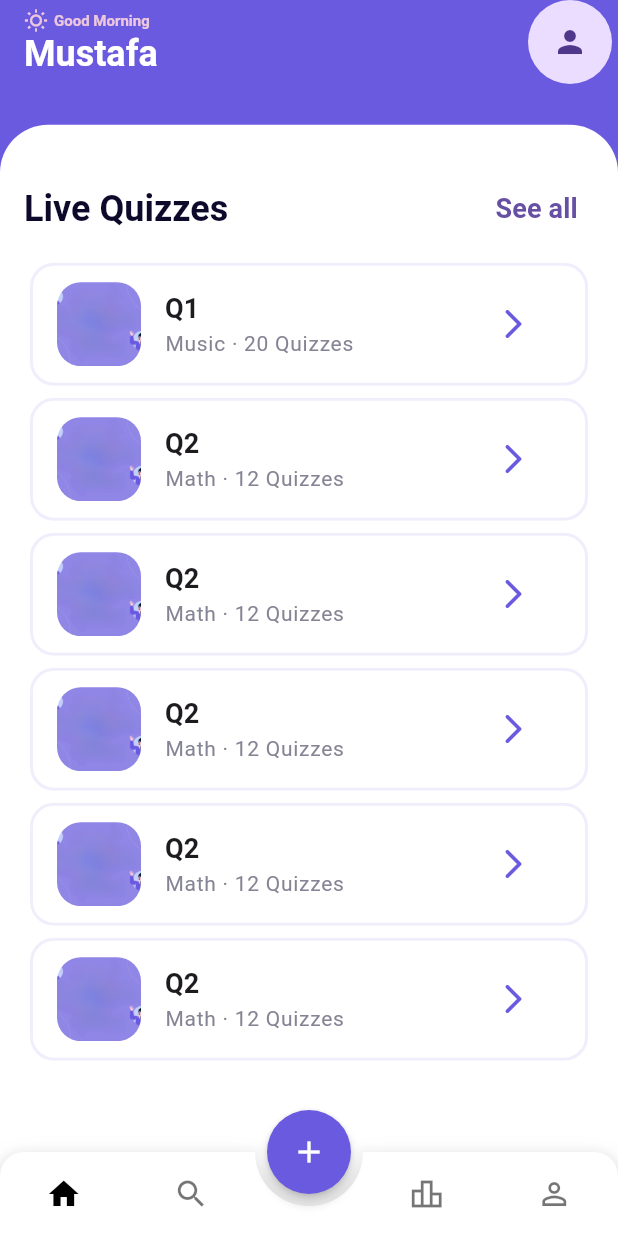
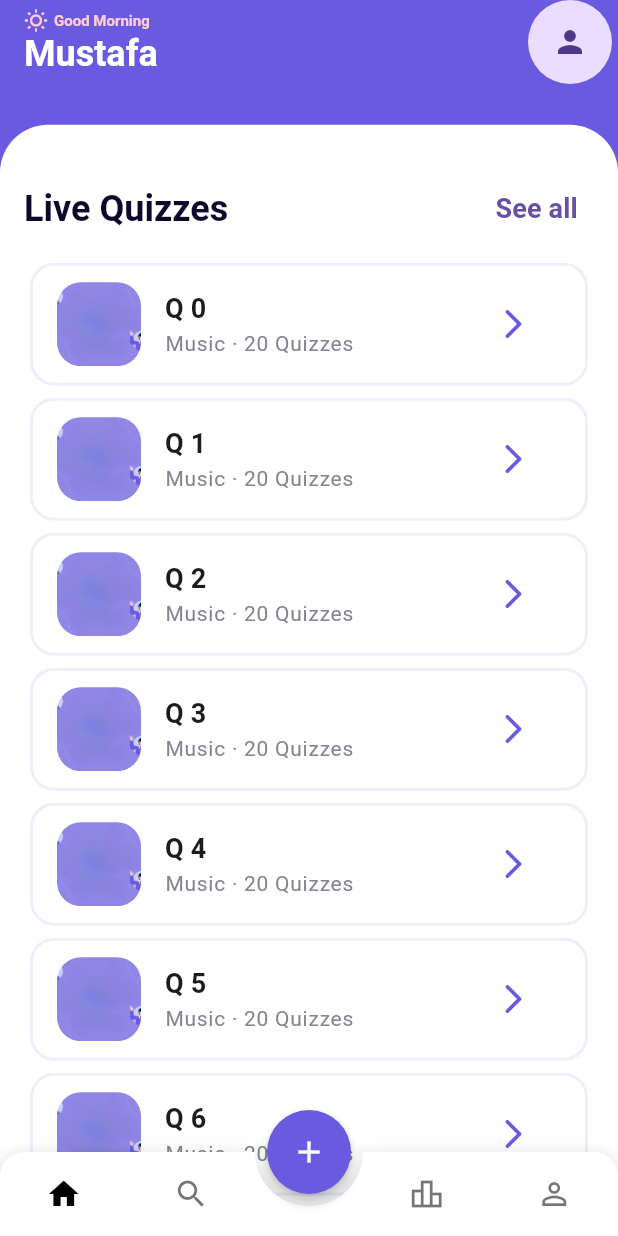
Before and after one commit to m-emrec/Quizzify, a Flutter app: the screen it shows once a user with an empty profile is signed in, scrolled down 460 dp, after a tap on "See all", on a phone screen of 412 x 824 dp. Run offline on Flutter 3.47's test engine with Material 3 defaults, Android fonts, the phone set to English and light mode, and no system bars; drawn by our look-alikes of animated_bottom_navigation_bar; our stand-ins replace bloc, cloud_firestore, email_validator, equatable, firebase_auth, firebase_core and 7 more; accounts and stored records are empty.

Commit message:
home refined

```diff
--- a/lib/features/main-view/presentation/widgets/friends_card.dart
+++ b/lib/features/main-view/presentation/widgets/friends_card.dart
@@ -19,8 +19,6 @@ class _FriendsCardState extends State<FriendsCard> {
   bool _isLoaded = true;
   // bool _noFriends = true;
 
-  /// TODO: Change the background image of the Card
-  ///  it there is friends remove human avatar pics from the background.
   @override
   Widget build(BuildContext context) {
     return _isLoaded ? _LoadedFriendsCard() : _LoadingFriendsCard();
@@ -34,7 +32,7 @@ class _LoadingFriendsCard extends StatelessWidget {
   Widget build(BuildContext context) {
     return ShimmerWidget(
       child: _BaseFriendsCard(
-        children: [],
+        child: SizedBox(),
       ),
     );
   }
@@ -52,12 +50,12 @@ class _LoadedFriendsCard extends StatelessWidget {
             image: AssetImage(ImgPath.friendsCardWithFriendsBgImg),
             fit: BoxFit.cover,
           ),
-          children: [
-            a(),
-            a(),
-            a(),
-            a(),
-          ],
+          child: ListView.builder(
+            itemCount: 10,
+            itemBuilder: (context, index) {
+              return a();
+            },
+          ),
         ),
 
         /// add friend button || Navigate to AddFriendPage
@@ -89,6 +87,7 @@ class _LoadedFriendsCard extends StatelessWidget {
   }
 }
 
+// ignore: unused_element
 class _NoFriendsCard extends StatelessWidget {
   final String _title = "FEATURED";
   final String _bodyText =
@@ -101,7 +100,8 @@ class _NoFriendsCard extends StatelessWidget {
         image: AssetImage(ImgPath.friendsCardBgImg),
         fit: BoxFit.fill,
       ),
-      children: [
+      child:
+          Column(mainAxisAlignment: MainAxisAlignment.spaceEvenly, children: [
         Expanded(
           child: Padding(
             padding: EdgeInsets.symmetric(horizontal: AppPaddings.bigPadding),
@@ -126,7 +126,7 @@ class _NoFriendsCard extends StatelessWidget {
             ),
           ),
         )
-      ],
+      ]),
     );
   }
 }
@@ -159,8 +159,8 @@ class _FindFriendsButton extends StatelessWidget {
 }
 
 class _BaseFriendsCard extends StatelessWidget {
-  const _BaseFriendsCard({required this.children, this.image});
-  final List<Widget> children;
+  const _BaseFriendsCard({required this.child, this.image});
+  final Widget child;
   final DecorationImage? image;
 
   @override
@@ -174,12 +174,7 @@ class _BaseFriendsCard extends StatelessWidget {
             image: image,
             // color: AppColors.scaffoldColor,
           ),
-          child: SingleChildScrollView(
-            child: Column(
-              mainAxisAlignment: MainAxisAlignment.spaceEvenly,
-              children: children,
-            ),
-          ),
+          child: child,
         ),
       ),
     );
--- a/lib/features/main-view/presentation/widgets/home_appbar.dart
+++ b/lib/features/main-view/presentation/widgets/home_appbar.dart
@@ -1,4 +1,5 @@
 import 'package:flutter/material.dart';
+import 'package:trivia/core/constants/app_color.dart';
 import 'package:trivia/core/extensions/empty_padding_extension.dart';
 import 'package:trivia/core/shared/widgets/custom_appbar.dart';
 import 'package:trivia/core/shared/widgets/shimmer_widget.dart';
@@ -47,17 +48,18 @@ class _LoadedHomeAppBar extends CustomAppBar {
             children: [
               const Icon(
                 Icons.wb_sunny_outlined,
-                color: Color(0xffECC7DD),
+                color: AppColors.recentQuizCardTileColor,
                 size: 16,
               ),
               4.pw,
               Text(
                 dayTimeText ?? "",
                 style: TextStyle(
-                  fontSize: 10,
-                  fontWeight: FontWeight.w600,
-                  color: Color(0xffECC7DD),
-                ),
+                    fontSize: 10,
+                    fontWeight: FontWeight.w600,
+                    color:
+                        AppColors.recentQuizCardTileColor //Color(0xffECC7DD),
+                    ),
               ),
             ],
           ),
--- a/lib/features/main-view/presentation/widgets/quizzes_sheet.dart
+++ b/lib/features/main-view/presentation/widgets/quizzes_sheet.dart
@@ -27,15 +27,17 @@ class _BaseQuizzesSheet extends StatelessWidget {
   const _BaseQuizzesSheet({
     // ignore: unused_element
     this.color = Colors.white,
-    required this.children,
+    required this.child,
     required this.isLoaded,
   });
   final Color color;
-  final List<Widget> children;
+  final Widget child;
   final bool isLoaded;
 
   void onPressed() {}
 
+  final String liveQuizzesTitleText = "Live Quizzes";
+  final String seeAllButtonText = "See all";
   @override
   Widget build(BuildContext context) {
     return Container(
@@ -56,23 +58,17 @@ class _BaseQuizzesSheet extends StatelessWidget {
               mainAxisAlignment: MainAxisAlignment.spaceBetween,
               children: [
                 Text(
-                  "Live Quizzes",
+                  liveQuizzesTitleText,
                   style: context.textTheme.titleLarge,
                 ),
                 TextButton(
                   onPressed: isLoaded ? onPressed : null,
-                  child: Text("See all"),
+                  child: Text(seeAllButtonText),
                 ),
               ],
             ),
             AppPaddings.smallPadding.ph,
-            Column(
-              mainAxisAlignment: MainAxisAlignment.spaceAround,
-              mainAxisSize: MainAxisSize.max,
-              children: [
-                ...children,
-              ],
-            ),
+            Expanded(child: child),
           ],
         ),
       ),
@@ -87,44 +83,17 @@ class _LoadedQuizzesSheet extends StatelessWidget {
   Widget build(BuildContext context) {
     return _BaseQuizzesSheet(
       isLoaded: true,
-      children: [
-        QuizListTile(
-          title: "Q1",
+      child: ListView.builder(
+        itemCount: 10,
+        itemBuilder: (context, index) {
+          return QuizListTile(
+            title: "Q $index",
             category: "Music",
             numberOfQuestions: "20",
             image: AssetImage(ImgPath.friendsCardBgImg),
+          );
+        },
       ),
-        QuizListTile(
-          title: "Q2",
-          category: "Math",
-          numberOfQuestions: "12",
-          image: AssetImage(ImgPath.friendsCardBgImg),
-        ),
-        QuizListTile(
-          title: "Q2",
-          category: "Math",
-          numberOfQuestions: "12",
-          image: AssetImage(ImgPath.friendsCardBgImg),
-        ),
-        QuizListTile(
-          title: "Q2",
-          category: "Math",
-          numberOfQuestions: "12",
-          image: AssetImage(ImgPath.friendsCardBgImg),
-        ),
-        QuizListTile(
-          title: "Q2",
-          category: "Math",
-          numberOfQuestions: "12",
-          image: AssetImage(ImgPath.friendsCardBgImg),
-        ),
-        QuizListTile(
-          title: "Q2",
-          category: "Math",
-          numberOfQuestions: "12",
-          image: AssetImage(ImgPath.friendsCardBgImg),
-        ),
-      ],
     );
   }
 }
@@ -136,15 +105,15 @@ class _LoadingQuizzesSheet extends StatelessWidget {
   Widget build(BuildContext context) {
     return _BaseQuizzesSheet(
       isLoaded: false,
-      children: [
-        ShimmerWidget(
+      child: ListView.builder(
+        itemCount: 5,
+        itemBuilder: (context, index) => Padding(
+          padding: const EdgeInsets.only(bottom: AppPaddings.mediumPadding),
+          child: ShimmerWidget(
             height: 80,
           ),
-        AppPaddings.mediumPadding.ph,
-        ShimmerWidget(
-          height: 80,
         ),
-      ],
+      ),
     );
   }
 }
```
Lines whose indentation alone changed are shown as unchanged.
